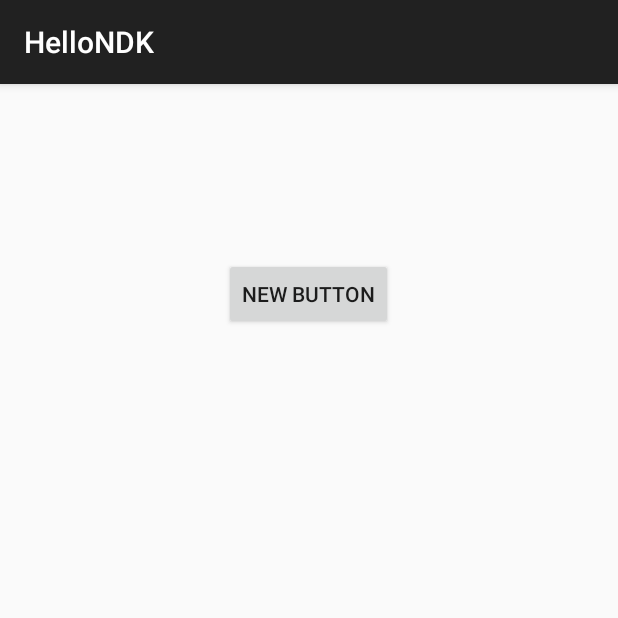
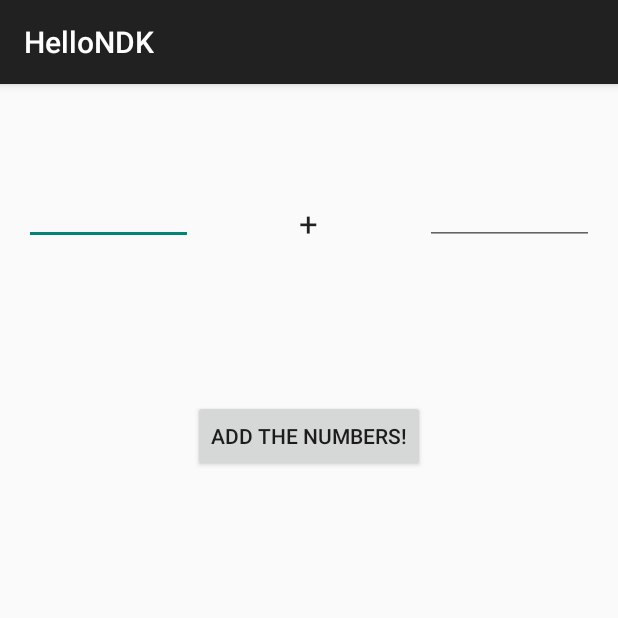
Before and after one commit to bleege/HelloNDK, an Android app: the screen it shows after launch (MainActivity), on a phone screen of 412 x 824 dp, the top half of it. Run offline under Robolectric (Android 15) with nearby library versions, the phone set to English and light mode, and no system bars; 1 statement that could not run was skipped.

Commit message:
Adding UI to pass numbers to C++ layer to add and then return for display

```diff
--- a/app/build.gradle
+++ b/app/build.gradle
@@ -27,4 +27,5 @@ android {
 dependencies {
     compile fileTree(dir: 'libs', include: ['*.jar'])
     compile 'com.android.support:appcompat-v7:22.2.0'
+    compile 'com.google.guava:guava:18.0'
 }
--- a/app/src/main/java/com/bradleege/hellondk/MainActivity.java
+++ b/app/src/main/java/com/bradleege/hellondk/MainActivity.java
@@ -4,6 +4,9 @@ import android.support.v7.app.AppCompatActivity;
 import android.os.Bundle;
 import android.view.View;
 import android.widget.Button;
+import android.widget.EditText;
+import android.widget.TextView;
+import com.google.common.base.Strings;
 
 public class MainActivity extends AppCompatActivity {
 
@@ -16,15 +19,25 @@ public class MainActivity extends AppCompatActivity {
         super.onCreate(savedInstanceState);
         setContentView(R.layout.activity_main);
 
+        final TextView result = (TextView)findViewById(R.id.resultText);
+        final EditText one = (EditText)findViewById(R.id.valueOne);
+        final EditText two = (EditText)findViewById(R.id.valueTwo);
+
         Button button = (Button)findViewById(R.id.callNativeButton);
         button.setOnClickListener(new View.OnClickListener() {
             @Override
             public void onClick(View view) {
-                helloLog("Foo!");
+                if (!Strings.isNullOrEmpty(one.getText().toString()) && !Strings.isNullOrEmpty(two.getText().toString())) {
+                    int first = Integer.parseInt(one.getText().toString());
+                    int second = Integer.parseInt(two.getText().toString());
+                    result.setText(getString(first, second));
+                }
             }
         });
+
 
     }
 
     private native void helloLog(String logThis);
+    private native String getString(int value1, int value2);
 }
--- a/app/src/main/res/layout/activity_main.xml
+++ b/app/src/main/res/layout/activity_main.xml
@@ -11,10 +11,49 @@
     <Button
         android:layout_width="wrap_content"
         android:layout_height="wrap_content"
-        android:text="New Button"
+        android:text="@string/addItUp"
         android:id="@+id/callNativeButton"
+        android:layout_marginTop="103dp"
+        android:layout_below="@+id/valueOne"
+        android:layout_centerHorizontal="true"/>
+
+    <EditText
+        android:layout_width="wrap_content"
+        android:layout_height="wrap_content"
+        android:inputType="numberSigned"
+        android:ems="10"
+        android:id="@+id/valueOne"
         android:layout_alignParentTop="true"
+        android:layout_toLeftOf="@+id/callNativeButton"
+        android:layout_toStartOf="@+id/callNativeButton"
+        android:layout_marginTop="46dp"/>
+
+    <EditText
+        android:layout_width="wrap_content"
+        android:layout_height="wrap_content"
+        android:inputType="numberSigned"
+        android:ems="10"
+        android:id="@+id/valueTwo"
+        android:layout_alignBottom="@+id/valueOne"
+        android:layout_toRightOf="@+id/callNativeButton"
+        android:layout_toEndOf="@+id/callNativeButton"/>
+
+    <TextView
+        android:layout_width="wrap_content"
+        android:layout_height="wrap_content"
+        android:textAppearance="?android:attr/textAppearanceLarge"
+        android:text="@string/plusSign"
+        android:id="@+id/textView"
+        android:layout_alignBottom="@+id/valueOne"
+        android:layout_centerHorizontal="true"/>
+
+    <TextView
+        android:layout_width="wrap_content"
+        android:layout_height="wrap_content"
+        android:textAppearance="?android:attr/textAppearanceLarge"
+        android:id="@+id/resultText"
+        android:layout_below="@+id/textView"
         android:layout_centerHorizontal="true"
-        android:layout_marginTop="100dp"/>
+        android:layout_marginTop="42dp"/>
 
 </RelativeLayout>
--- a/app/src/main/res/values/strings.xml
+++ b/app/src/main/res/values/strings.xml
@@ -1,3 +1,6 @@
 <resources>
     <string name="app_name">HelloNDK</string>
+    <string name="addItUp">Add The Numbers!</string>
+    <string name="plusSign">+</string>
+    <string name="resultLabel">Sum Result:</string>
 </resources>
```
Also changed, not shown: 1 other file.
